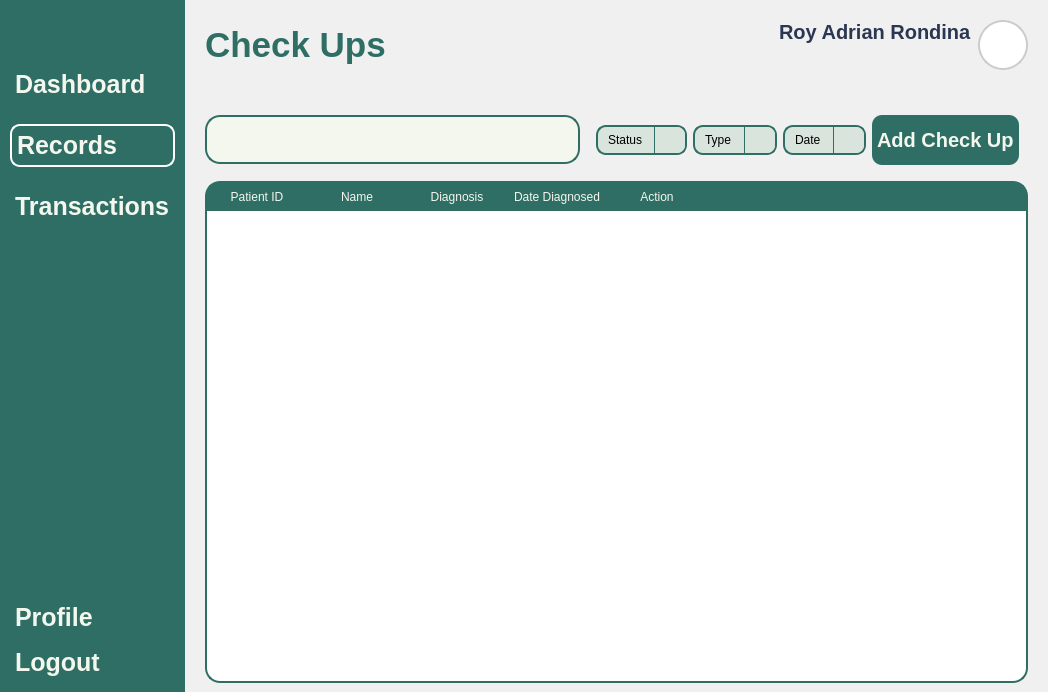
Qt form Views/Staff_Records.ui (VinsmokeSanji69/COVACHA_CLINIC_SYSTEM) before a commit.
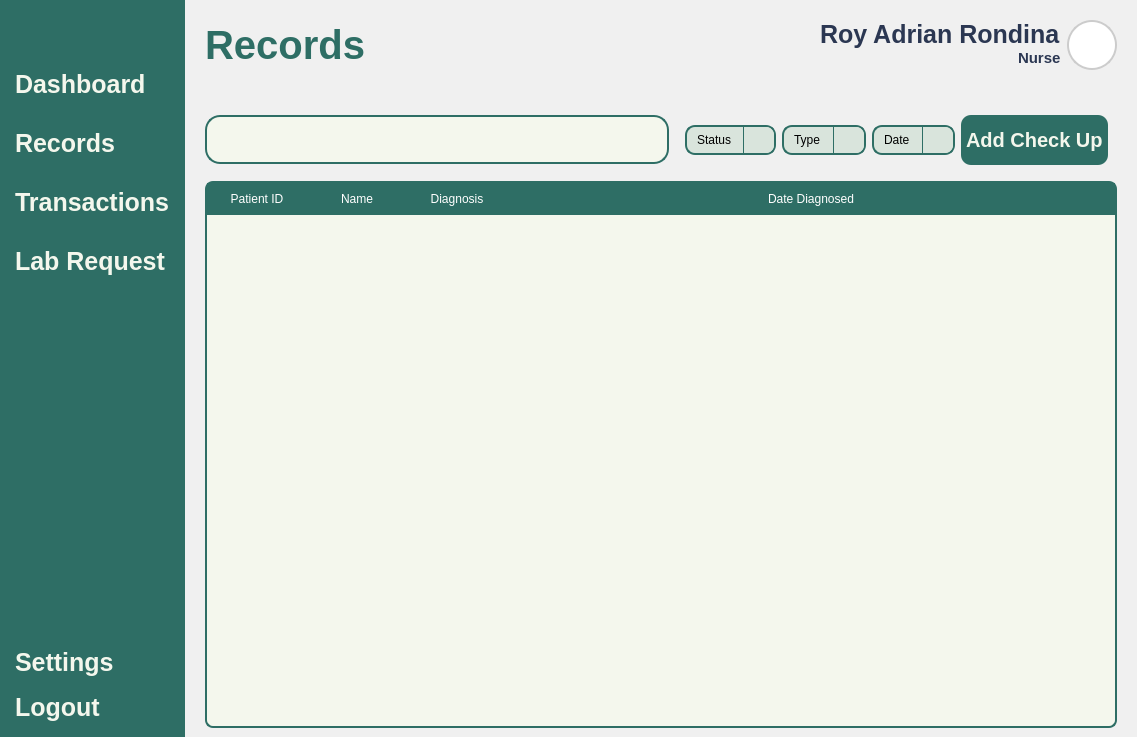
The same form after that commit. Icons and pictures are not drawn.

Patch:
```diff
--- a/Views/Staff_Records.ui
+++ b/Views/Staff_Records.ui
@@ -1,13 +1,13 @@
 <?xml version="1.0" encoding="UTF-8"?>
 <ui version="4.0">
- <class>MainWindow</class>
- <widget class="QMainWindow" name="MainWindow">
+ <class>Form</class>
+ <widget class="QWidget" name="Form">
   <property name="geometry">
    <rect>
     <x>0</x>
     <y>0</y>
-    <width>1048</width>
-    <height>692</height>
+    <width>1137</width>
+    <height>737</height>
    </rect>
   </property>
   <property name="windowTitle">
@@ -43,7 +43,6 @@
 }
 </string>
   </property>
-  <widget class="QWidget" name="centralwidget">
    <layout class="QHBoxLayout" name="horizontalLayout">
     <property name="spacing">
      <number>0</number>
@@ -143,12 +142,7 @@
           </widget>
          </item>
          <item>
-          <widget class="QPushButton" name="pushButton_7">
-           <property name="styleSheet">
-            <string notr="true">QPushButton{
-	border: 2px solid white;
-}</string>
-           </property>
+         <widget class="QPushButton" name="RecordsButton">
            <property name="text">
             <string>Records</string>
            </property>
@@ -158,8 +152,8 @@
            </property>
            <property name="iconSize">
             <size>
-             <width>30</width>
-             <height>30</height>
+            <width>40</width>
+            <height>40</height>
             </size>
            </property>
           </widget>
@@ -175,8 +169,25 @@
            </property>
            <property name="iconSize">
             <size>
-             <width>30</width>
-             <height>30</height>
+            <width>40</width>
+            <height>40</height>
+           </size>
+          </property>
+         </widget>
+        </item>
+        <item>
+         <widget class="QPushButton" name="LabButton">
+          <property name="text">
+           <string>Lab Request</string>
+          </property>
+          <property name="icon">
+           <iconset resource="../Images/resources.qrc">
+            <normaloff>:/icons/icons/test-tubes.svg</normaloff>:/icons/icons/test-tubes.svg</iconset>
+          </property>
+          <property name="iconSize">
+           <size>
+            <width>40</width>
+            <height>40</height>
             </size>
            </property>
           </widget>
@@ -207,7 +218,7 @@
          <item>
           <widget class="QPushButton" name="ProfileButton">
            <property name="text">
-            <string>Profile</string>
+           <string>Settings</string>
            </property>
            <property name="icon">
             <iconset resource="../Images/resources.qrc">
@@ -215,8 +226,8 @@
            </property>
            <property name="iconSize">
             <size>
-             <width>30</width>
-             <height>30</height>
+            <width>40</width>
+            <height>40</height>
             </size>
            </property>
           </widget>
@@ -232,8 +243,8 @@
            </property>
            <property name="iconSize">
             <size>
-             <width>30</width>
-             <height>30</height>
+            <width>40</width>
+            <height>40</height>
             </size>
            </property>
           </widget>
@@ -254,7 +265,7 @@
 	padding: 20px 20px;
 }
 QLabel {
-    padding: 0px;
+    padding: 0px; 
 }
 #UserType {
 	font: 300 10pt &quot;Lexend Light&quot;;
@@ -263,16 +274,16 @@
 }
 #UserName {
 	font: 600 10pt &quot;Lexend SemiBold&quot;;
-	font-size: 20px;
+	font-size: 25px;
 	color: #2B3752;
 }
 #InterfaceTitle{
-	font-size: 35px;
+	font-size: 40px;
 }
 QGraphicsView {
-    border: 2px solid #ccc;
+    border: 2px solid #ccc; 
     border-radius: 25px;
-    background: white;
+    background: white; 
 }
 
 
@@ -330,7 +341,7 @@
           <item>
            <widget class="QLabel" name="InterfaceTitle">
             <property name="text">
-             <string>Check Ups</string>
+            <string>Records</string>
             </property>
            </widget>
           </item>
@@ -354,6 +365,16 @@
                 </property>
                </widget>
               </item>
+             <item alignment="Qt::AlignRight">
+              <widget class="QLabel" name="UserType">
+               <property name="text">
+                <string>Nurse</string>
+               </property>
+               <property name="alignment">
+                <set>Qt::AlignLeading</set>
+               </property>
+              </widget>
+             </item>
              </layout>
             </item>
             <item>
@@ -576,14 +597,14 @@
              <item>
               <widget class="QComboBox" name="StatusBox">
                <property name="sizePolicy">
-                <sizepolicy hsizetype="Preferred" vsizetype="Fixed">
+               <sizepolicy hsizetype="Maximum" vsizetype="Fixed">
                  <horstretch>0</horstretch>
                  <verstretch>0</verstretch>
                 </sizepolicy>
                </property>
                <property name="maximumSize">
                 <size>
-                 <width>100</width>
+                <width>16777215</width>
                  <height>16777215</height>
                 </size>
                </property>
@@ -630,9 +651,15 @@
              </item>
              <item>
               <widget class="QComboBox" name="TypeBox">
+              <property name="sizePolicy">
+               <sizepolicy hsizetype="Maximum" vsizetype="Fixed">
+                <horstretch>0</horstretch>
+                <verstretch>0</verstretch>
+               </sizepolicy>
+              </property>
                <property name="maximumSize">
                 <size>
-                 <width>100</width>
+                <width>16777215</width>
                  <height>16777215</height>
                 </size>
                </property>
@@ -676,9 +703,15 @@
              </item>
              <item>
               <widget class="QComboBox" name="DateBox">
+              <property name="sizePolicy">
+               <sizepolicy hsizetype="Maximum" vsizetype="Fixed">
+                <horstretch>0</horstretch>
+                <verstretch>0</verstretch>
+               </sizepolicy>
+              </property>
                <property name="maximumSize">
                 <size>
-                 <width>100</width>
+                <width>16777215</width>
                  <height>16777215</height>
                 </size>
                </property>
@@ -746,42 +779,30 @@
            <widget class="QTableWidget" name="DoneTable">
             <property name="styleSheet">
              <string notr="true">QTableWidget {
-    border: 2px solid white;
-    border-radius: 15px;
-    background-color: white;
-	border-color: #2e6e65;
+	background-color: #F4F7ED;
+	gridline-color: transparent;
+	border-radius: 8px;
+	border: 2px solid #2E6E65;
 }
-
-QHeaderView {
-    border: none;
-    font: 700 16pt &quot;Arial&quot;;
-    background-color: #2e6e65;
-    color: #f4f7ed;
-    padding: 0px;
-    margin: 0px;
-    border-top-left-radius: 10px;
-    border-top-right-radius: 10px;
+QTableWidget::item {
+	border: none;
+	font:500 16pt &quot;Satoshi&quot;;
+	color: #2B3752;
 }
-
-QHeaderView::section {
-    border: none;
-	text-align: left;
-    font: 700 16pt &quot;Arial&quot;;
-    background-color: #2e6e65;
-    color: #f4f7ed;
-    padding: 5px;
-    margin: 0px;
+QTableWidget::item:selected {
+	background-color: rgba(46, 110, 101, 0.3);
 }
-
-QHeaderView::section:first {
-    border-top-left-radius: 10px;
-}
-
-QHeaderView::section:last {
-    border-top-right-radius: 10px;
-}
-</string>
-            </property>
+QTableWidget QHeaderView::section {
+	background-color: #2E6E65;
+	color: white;
+	padding: 5px;
+	font: 700 15pt &quot;Satoshi&quot;;
+	border: 2px solid #2E6E65;
+}</string>
+           </property>
+           <attribute name="horizontalHeaderStretchLastSection">
+            <bool>true</bool>
+           </attribute>
             <column>
              <property name="text">
               <string>Patient ID</string>
@@ -802,11 +823,6 @@
               <string>Date Diagnosed</string>
              </property>
             </column>
-            <column>
-             <property name="text">
-              <string>Action</string>
-             </property>
-            </column>
            </widget>
           </item>
          </layout>
@@ -816,7 +832,6 @@
      </widget>
     </item>
    </layout>
-  </widget>
  </widget>
  <resources>
   <include location="../Images/resources.qrc"/>
```
Left out of the diff: 44 changed lines with no effect on the pictures. Lines whose indentation alone changed are shown as unchanged.
